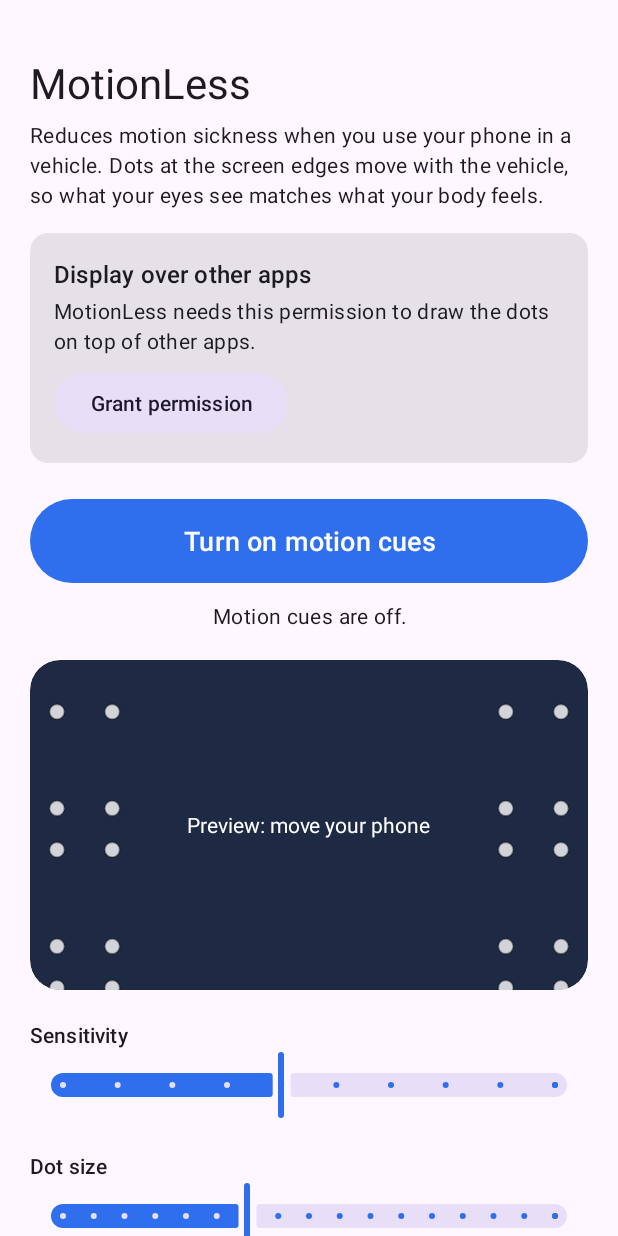
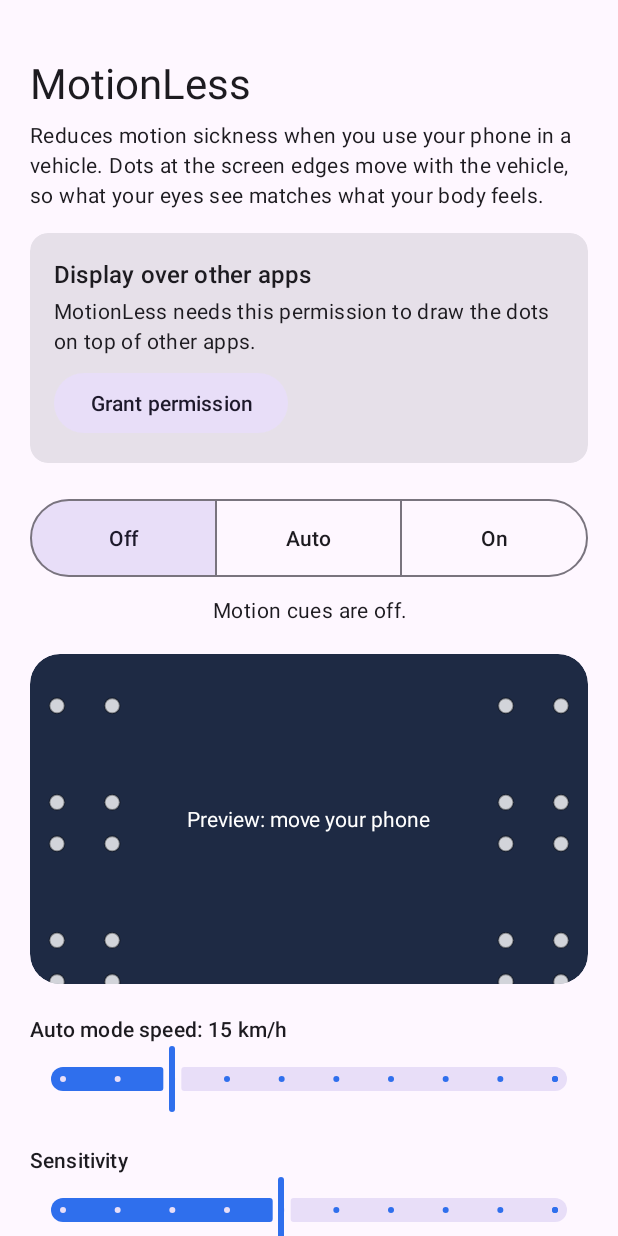
Before and after one commit to yunusemreakdeniz/MotionLess, an Android app: the screen it shows after launch (MainActivity), on a phone screen of 412 x 824 dp. Run offline under Robolectric (Android 15) with nearby library versions, the phone set to English and light mode, and no system bars.

Commit message:
feat: oto mod (hız eşiğinde açılır) ve bildirimden mod değiştirme
Kapalı / Oto / Açık modları. Oto modda ekran açıkken GPS hızı ölçülür,
eşik (varsayılan 15 km/s, ayarlanabilir) geçilince noktalar çıkar; hız
eşiğin yarısının altında 60 sn kalınca kaybolur. Kalıcı bildirim hızı
gösterir ve Aç/Oto/Kapat düğmeleri taşır. Kutucuk modlar arasında döner.

Co-Authored-By: Claude Opus 5.5 <noreply@anthropic.com>

```diff
--- a/app/src/main/AndroidManifest.xml
+++ b/app/src/main/AndroidManifest.xml
@@ -5,8 +5,12 @@
     <uses-permission android:name="android.permission.FOREGROUND_SERVICE" />
     <uses-permission android:name="android.permission.FOREGROUND_SERVICE_SPECIAL_USE" />
     <uses-permission android:name="android.permission.POST_NOTIFICATIONS" />
+    <uses-permission android:name="android.permission.ACCESS_FINE_LOCATION" />
+    <uses-permission android:name="android.permission.ACCESS_COARSE_LOCATION" />
+    <uses-permission android:name="android.permission.FOREGROUND_SERVICE_LOCATION" />
 
     <uses-feature android:name="android.hardware.sensor.accelerometer" android:required="true" />
+    <uses-feature android:name="android.hardware.location.gps" android:required="false" />
 
     <application
         android:allowBackup="true"
@@ -29,7 +33,7 @@
         <service
             android:name=".MotionCueService"
             android:exported="false"
-            android:foregroundServiceType="specialUse">
+            android:foregroundServiceType="specialUse|location">
             <property
                 android:name="android.app.PROPERTY_SPECIAL_USE_FGS_SUBTYPE"
                 android:value="Visual motion cues overlay that reduces motion sickness while the user reads in a vehicle" />
--- a/app/src/main/java/io/github/yunusemreakdeniz/motionless/MainActivity.kt
+++ b/app/src/main/java/io/github/yunusemreakdeniz/motionless/MainActivity.kt
@@ -2,6 +2,7 @@ package io.github.yunusemreakdeniz.motionless
 
 import android.Manifest
 import android.content.Intent
+import android.content.SharedPreferences
 import android.content.pm.PackageManager
 import android.net.Uri
 import android.os.Build
@@ -21,10 +22,12 @@ import com.google.android.material.slider.Slider
 
 class MainActivity : AppCompatActivity() {
 
-    private lateinit var toggle: MaterialButton
+    private lateinit var modeGroup: MaterialButtonToggleGroup
     private lateinit var status: TextView
     private lateinit var permissionCard: View
     private lateinit var preview: MotionCueView
+    private lateinit var speedLabel: TextView
+    private lateinit var speed: Slider
     private lateinit var sensitivity: Slider
     private lateinit var dotSize: Slider
     private lateinit var opacity: Slider
@@ -33,22 +36,42 @@ class MainActivity : AppCompatActivity() {
     private lateinit var autoHide: MaterialSwitch
 
     private var engine: MotionEngine? = null
+    private var pendingMode: CueMode? = null
     private var askedNotifications = false
-    private var loading = false
+    private var updatingUi = false
+    private var backgroundAfterStart = false
 
     private val colorChips = intArrayOf(R.id.color_white, R.id.color_black, R.id.color_blue, R.id.color_orange)
 
+    private val modeListener = SharedPreferences.OnSharedPreferenceChangeListener { _, key ->
+        if (key == Prefs.KEY_MODE) refreshUi()
+    }
+
     private val notificationPermission =
-        registerForActivityResult(ActivityResultContracts.RequestPermission()) { startCues() }
+        registerForActivityResult(ActivityResultContracts.RequestPermission()) { pendingMode?.let { requestMode(it) } }
+
+    private val locationPermission =
+        registerForActivityResult(ActivityResultContracts.RequestMultiplePermissions()) { result ->
+            val target = pendingMode ?: return@registerForActivityResult
+            if (result[Manifest.permission.ACCESS_FINE_LOCATION] == true) {
+                requestMode(target)
+            } else {
+                pendingMode = null
+                Toast.makeText(this, R.string.need_location, Toast.LENGTH_LONG).show()
+                refreshUi()
+            }
+        }
 
     override fun onCreate(savedInstanceState: Bundle?) {
         super.onCreate(savedInstanceState)
         setContentView(R.layout.activity_main)
 
-        toggle = findViewById(R.id.toggle)
+        modeGroup = findViewById(R.id.mode_group)
         status = findViewById(R.id.status)
         permissionCard = findViewById(R.id.permission_card)
         preview = findViewById(R.id.preview)
+        speedLabel = findViewById(R.id.speed_label)
+        speed = findViewById(R.id.speed)
         sensitivity = findViewById(R.id.sensitivity)
         dotSize = findViewById(R.id.dot_size)
         opacity = findViewById(R.id.opacity)
@@ -59,17 +82,20 @@ class MainActivity : AppCompatActivity() {
         preview.forceVisible = true
         loadControls()
 
-        toggle.setOnClickListener {
-            if (Prefs.isRunning(this)) {
-                MotionCueService.stop(this)
-                toggle.postDelayed({ refreshUi() }, 300)
-            } else {
-                startCues()
-            }
+        modeGroup.addOnButtonCheckedListener { _, id, isChecked ->
+            if (!isChecked || updatingUi) return@addOnButtonCheckedListener
+            requestMode(
+                when (id) {
+                    R.id.mode_auto -> CueMode.AUTO
+                    R.id.mode_on -> CueMode.ON
+                    else -> CueMode.OFF
+                }
+            )
         }
         findViewById<MaterialButton>(R.id.grant).setOnClickListener { openOverlaySettings() }
 
         val sliderListener = Slider.OnChangeListener { _, _, fromUser -> if (fromUser) saveControls() }
+        speed.addOnChangeListener(sliderListener)
         sensitivity.addOnChangeListener(sliderListener)
         dotSize.addOnChangeListener(sliderListener)
         opacity.addOnChangeListener(sliderListener)
@@ -87,6 +113,7 @@ class MainActivity : AppCompatActivity() {
 
     override fun onResume() {
         super.onResume()
+        Prefs.of(this).registerOnSharedPreferenceChangeListener(modeListener)
         refreshUi()
         engine = MotionEngine(this) { lateral, forward -> preview.onMotion(lateral, forward) }.also {
             if (!it.isAvailable) Toast.makeText(this, R.string.no_sensor, Toast.LENGTH_LONG).show()
@@ -95,6 +122,7 @@ class MainActivity : AppCompatActivity() {
     }
 
     override fun onPause() {
+        Prefs.of(this).unregisterOnSharedPreferenceChangeListener(modeListener)
         engine?.stop()
         engine = null
         super.onPause()
@@ -104,54 +132,94 @@ class MainActivity : AppCompatActivity() {
         val current = intent ?: return
         if (current.action != ACTION_START) return
         current.action = null
-        if (startCues()) moveTaskToBack(true)
+        val mode = current.getStringExtra(EXTRA_MODE)?.let { runCatching { CueMode.valueOf(it) }.getOrNull() } ?: CueMode.AUTO
+        backgroundAfterStart = true
+        requestMode(mode)
     }
 
-    /** Returns true when the service was started. */
-    private fun startCues(): Boolean {
+    /** Asks for whatever the mode needs, then starts or switches the service. */
+    private fun requestMode(mode: CueMode) {
+        pendingMode = mode
+        if (mode == CueMode.OFF) {
+            MotionCueService.switchTo(this, CueMode.OFF)
+            done()
+            return
+        }
         if (!Settings.canDrawOverlays(this)) {
             Toast.makeText(this, R.string.need_overlay, Toast.LENGTH_LONG).show()
             openOverlaySettings()
-            return false
+            pendingMode = null
+            backgroundAfterStart = false
+            refreshUi()
+            return
         }
         if (Build.VERSION.SDK_INT >= Build.VERSION_CODES.TIRAMISU && !askedNotifications &&
-            ContextCompat.checkSelfPermission(this, Manifest.permission.POST_NOTIFICATIONS) != PackageManager.PERMISSION_GRANTED
+            !granted(Manifest.permission.POST_NOTIFICATIONS)
         ) {
             askedNotifications = true
             notificationPermission.launch(Manifest.permission.POST_NOTIFICATIONS)
-            return false
+            return
         }
-        MotionCueService.start(this)
-        toggle.postDelayed({ refreshUi() }, 300)
-        return true
+        if (mode == CueMode.AUTO && !granted(Manifest.permission.ACCESS_FINE_LOCATION)) {
+            locationPermission.launch(
+                arrayOf(Manifest.permission.ACCESS_FINE_LOCATION, Manifest.permission.ACCESS_COARSE_LOCATION)
+            )
+            return
+        }
+        MotionCueService.start(this, mode)
+        done()
+        if (backgroundAfterStart) moveTaskToBack(true)
+        backgroundAfterStart = false
     }
+
+    private fun done() {
+        pendingMode = null
+        modeGroup.postDelayed({ refreshUi() }, 300)
+    }
+
+    private fun granted(permission: String) =
+        ContextCompat.checkSelfPermission(this, permission) == PackageManager.PERMISSION_GRANTED
 
     private fun openOverlaySettings() {
         startActivity(Intent(Settings.ACTION_MANAGE_OVERLAY_PERMISSION, Uri.parse("package:$packageName")))
     }
 
     private fun refreshUi() {
-        val running = Prefs.isRunning(this)
-        toggle.setText(if (running) R.string.stop else R.string.start)
-        status.setText(if (running) R.string.status_on else R.string.status_off)
+        val mode = pendingMode ?: Prefs.mode(this)
+        updatingUi = true
+        modeGroup.check(
+            when (mode) {
+                CueMode.OFF -> R.id.mode_off
+                CueMode.AUTO -> R.id.mode_auto
+                CueMode.ON -> R.id.mode_on
+            }
+        )
+        updatingUi = false
+        status.text = when (mode) {
+            CueMode.OFF -> getString(R.string.status_off)
+            CueMode.AUTO -> getString(R.string.status_auto, speed.value.toInt())
+            CueMode.ON -> getString(R.string.status_on)
+        }
         permissionCard.visibility = if (Settings.canDrawOverlays(this)) View.GONE else View.VISIBLE
     }
 
     private fun loadControls() {
-        loading = true
+        updatingUi = true
         val s = Prefs.load(this)
+        speed.value = s.speedThresholdKmh.toFloat().coerceIn(speed.valueFrom, speed.valueTo)
         sensitivity.value = s.sensitivity.toFloat()
         dotSize.value = s.dotSizeDp.toFloat()
         opacity.value = s.opacity.toFloat()
         colors.check(colorChips[s.colorIndex.coerceIn(colorChips.indices)])
         layoutGroup.check(if (s.layout == CueSettings.LAYOUT_GRID) R.id.layout_grid else R.id.layout_edges)
         autoHide.isChecked = s.autoHide
+        speedLabel.text = getString(R.string.auto_speed, s.speedThresholdKmh)
         preview.settings = s
-        loading = false
+        updatingUi = false
     }
 
     private fun saveControls() {
-        if (loading) return
+        if (updatingUi) return
         val s = CueSettings(
             sensitivity = sensitivity.value.toInt(),
             dotSizeDp = dotSize.value.toInt(),
@@ -159,12 +227,16 @@ class MainActivity : AppCompatActivity() {
             colorIndex = colorChips.indexOf(colors.checkedChipId).coerceAtLeast(0),
             layout = if (layoutGroup.checkedButtonId == R.id.layout_grid) CueSettings.LAYOUT_GRID else CueSettings.LAYOUT_EDGES,
             autoHide = autoHide.isChecked,
+            speedThresholdKmh = speed.value.toInt(),
         )
         Prefs.save(this, s)
         preview.settings = s
+        speedLabel.text = getString(R.string.auto_speed, s.speedThresholdKmh)
+        refreshUi()
     }
 
     companion object {
         const val ACTION_START = "io.github.yunusemreakdeniz.motionless.START"
+        const val EXTRA_MODE = "mode"
     }
 }
--- a/app/src/main/java/io/github/yunusemreakdeniz/motionless/Prefs.kt
+++ b/app/src/main/java/io/github/yunusemreakdeniz/motionless/Prefs.kt
@@ -2,6 +2,9 @@ package io.github.yunusemreakdeniz.motionless
 
 import android.content.Context
 import android.content.SharedPreferences
+
+/** OFF: nothing runs. AUTO: cues appear while the screen is on and the vehicle is fast enough. ON: always. */
+enum class CueMode { OFF, AUTO, ON }
 
 data class CueSettings(
     val sensitivity: Int = 5,
@@ -10,6 +13,7 @@ data class CueSettings(
     val colorIndex: Int = 0,
     val layout: Int = LAYOUT_EDGES,
     val autoHide: Boolean = false,
+    val speedThresholdKmh: Int = 15,
 ) {
     val color: Int get() = COLORS[colorIndex.coerceIn(COLORS.indices)]
 
@@ -28,13 +32,14 @@ data class CueSettings(
 }
 
 object Prefs {
-    const val KEY_RUNNING = "running"
+    const val KEY_MODE = "mode"
     private const val KEY_SENSITIVITY = "sensitivity"
     private const val KEY_DOT_SIZE = "dot_size"
     private const val KEY_OPACITY = "opacity"
     private const val KEY_COLOR = "color"
     private const val KEY_LAYOUT = "layout"
     private const val KEY_AUTO_HIDE = "auto_hide"
+    private const val KEY_SPEED = "speed_threshold"
 
     fun of(context: Context): SharedPreferences =
         context.applicationContext.getSharedPreferences("motionless", Context.MODE_PRIVATE)
@@ -49,6 +54,7 @@ object Prefs {
             colorIndex = p.getInt(KEY_COLOR, d.colorIndex),
             layout = p.getInt(KEY_LAYOUT, d.layout),
             autoHide = p.getBoolean(KEY_AUTO_HIDE, d.autoHide),
+            speedThresholdKmh = p.getInt(KEY_SPEED, d.speedThresholdKmh),
         )
     }
 
@@ -60,12 +66,14 @@ object Prefs {
             .putInt(KEY_COLOR, s.colorIndex)
             .putInt(KEY_LAYOUT, s.layout)
             .putBoolean(KEY_AUTO_HIDE, s.autoHide)
+            .putInt(KEY_SPEED, s.speedThresholdKmh)
             .apply()
     }
 
-    fun isRunning(context: Context): Boolean = of(context).getBoolean(KEY_RUNNING, false)
+    fun mode(context: Context): CueMode =
+        runCatching { CueMode.valueOf(of(context).getString(KEY_MODE, null) ?: "OFF") }.getOrDefault(CueMode.OFF)
 
-    fun setRunning(context: Context, running: Boolean) {
-        of(context).edit().putBoolean(KEY_RUNNING, running).apply()
+    fun setMode(context: Context, mode: CueMode) {
+        of(context).edit().putString(KEY_MODE, mode.name).apply()
     }
 }
--- a/app/src/main/res/layout/activity_main.xml
+++ b/app/src/main/res/layout/activity_main.xml
@@ -62,13 +62,38 @@
             </LinearLayout>
         </com.google.android.material.card.MaterialCardView>
 
-        <com.google.android.material.button.MaterialButton
-            android:id="@+id/toggle"
+        <com.google.android.material.button.MaterialButtonToggleGroup
+            android:id="@+id/mode_group"
             android:layout_width="match_parent"
-            android:layout_height="64dp"
+            android:layout_height="wrap_content"
             android:layout_marginTop="20dp"
-            android:text="@string/start"
-            android:textSize="18sp" />
+            app:selectionRequired="true"
+            app:singleSelection="true">
+
+            <com.google.android.material.button.MaterialButton
+                android:id="@+id/mode_off"
+                style="?attr/materialButtonOutlinedStyle"
+                android:layout_width="0dp"
+                android:layout_height="60dp"
+                android:layout_weight="1"
+                android:text="@string/mode_off" />
+
+            <com.google.android.material.button.MaterialButton
+                android:id="@+id/mode_auto"
+                style="?attr/materialButtonOutlinedStyle"
+                android:layout_width="0dp"
+                android:layout_height="60dp"
+                android:layout_weight="1"
+                android:text="@string/mode_auto" />
+
+            <com.google.android.material.button.MaterialButton
+                android:id="@+id/mode_on"
+                style="?attr/materialButtonOutlinedStyle"
+                android:layout_width="0dp"
+                android:layout_height="60dp"
+                android:layout_weight="1"
+                android:text="@string/mode_on" />
+        </com.google.android.material.button.MaterialButtonToggleGroup>
 
         <TextView
             android:id="@+id/status"
@@ -98,6 +123,21 @@
                 android:text="@string/preview_hint"
                 android:textColor="#FFFFFFFF" />
         </FrameLayout>
+
+        <TextView
+            android:id="@+id/speed_label"
+            style="@style/SectionLabel"
+            android:text="@string/auto_speed" />
+
+        <com.google.android.material.slider.Slider
+            android:id="@+id/speed"
+            android:layout_width="match_parent"
+            android:layout_height="wrap_content"
+            android:contentDescription="@string/auto_speed_short"
+            android:stepSize="5"
+            android:value="15"
+            android:valueFrom="5"
+            android:valueTo="50" />
 
         <TextView
             style="@style/SectionLabel"
--- a/app/src/main/res/values/strings.xml
+++ b/app/src/main/res/values/strings.xml
@@ -2,9 +2,7 @@
 <resources>
     <string name="app_name" translatable="false">MotionLess</string>
     <string name="tagline">Reduces motion sickness when you use your phone in a vehicle. Dots at the screen edges move with the vehicle, so what your eyes see matches what your body feels.</string>
-    <string name="start">Turn on motion cues</string>
-    <string name="stop">Turn off motion cues</string>
-    <string name="status_on">Motion cues are on and show over every app.</string>
+    <string name="status_on">Motion cues are always on and show over every app.</string>
     <string name="status_off">Motion cues are off.</string>
     <string name="perm_title">Display over other apps</string>
     <string name="perm_body">MotionLess needs this permission to draw the dots on top of other apps.</string>
@@ -27,8 +25,24 @@
     <string name="tip">Tip: add the Motion cues tile to Quick Settings to turn the cues on with one tap.</string>
     <string name="no_sensor">This device has no accelerometer, so motion cues cannot work.</string>
     <string name="notif_channel">Motion cues</string>
-    <string name="notif_title">Motion cues are on</string>
     <string name="notif_text">Tap to change settings.</string>
     <string name="notif_stop">Turn off</string>
     <string name="tile_label">Motion cues</string>
+    <string name="mode_off">Off</string>
+    <string name="mode_auto">Auto</string>
+    <string name="mode_on">On</string>
+    <string name="status_auto">Auto: with the screen on, cues turn on above %1$d km/h and turn off after a minute below half that speed.</string>
+    <string name="auto_speed">Auto mode speed: %1$d km/h</string>
+    <string name="auto_speed_short">Auto mode speed</string>
+    <string name="need_location">Auto mode needs location permission to measure speed.</string>
+    <string name="notif_on">Motion cues are on</string>
+    <string name="notif_auto_active">Auto: motion cues are on</string>
+    <string name="notif_auto_waiting">Auto: waiting for speed</string>
+    <string name="notif_auto_speed">Speed %1$d km/h · turns on at %2$d km/h</string>
+    <string name="notif_auto_searching">Looking for GPS · turns on at %1$d km/h</string>
+    <string name="notif_auto_screen_off">Screen is off, GPS paused</string>
+    <string name="notif_auto_no_permission">Location permission is missing. Open the app to grant it.</string>
+    <string name="action_on">Turn on</string>
+    <string name="action_auto">Auto</string>
+    <string name="action_off">Turn off</string>
 </resources>
```
Also changed, not shown: app/src/main/java/io/github/yunusemreakdeniz/motionless/CueTileService.kt (+23 -7 lines), app/src/main/java/io/github/yunusemreakdeniz/motionless/MotionCueService.kt (+241 -40 lines), 2 other files.
